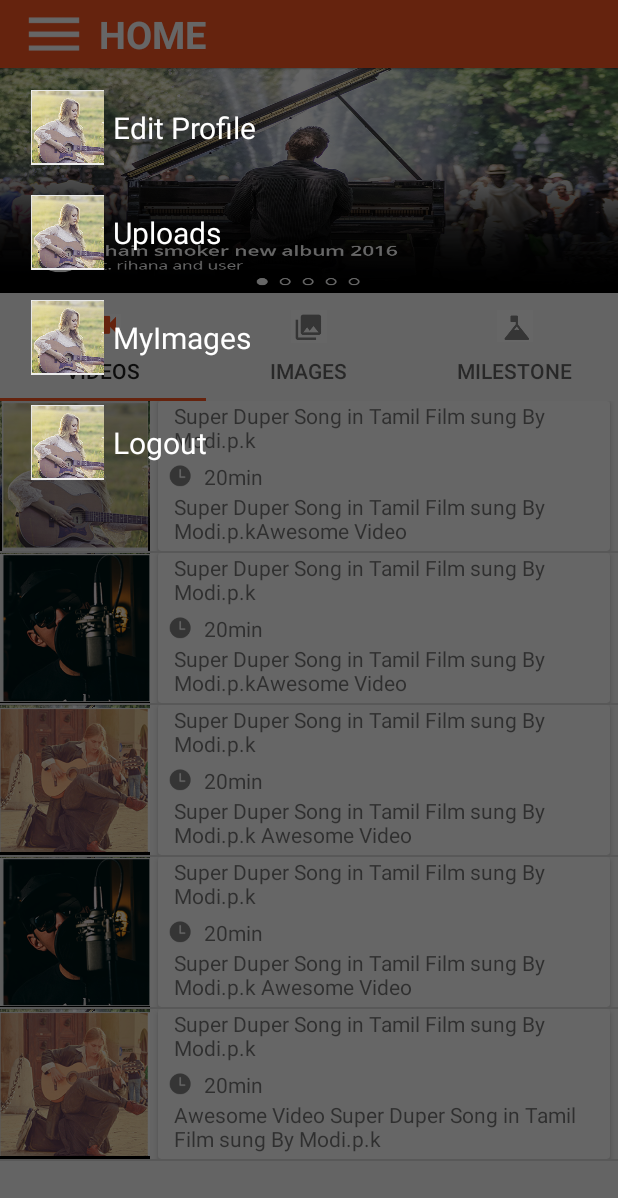
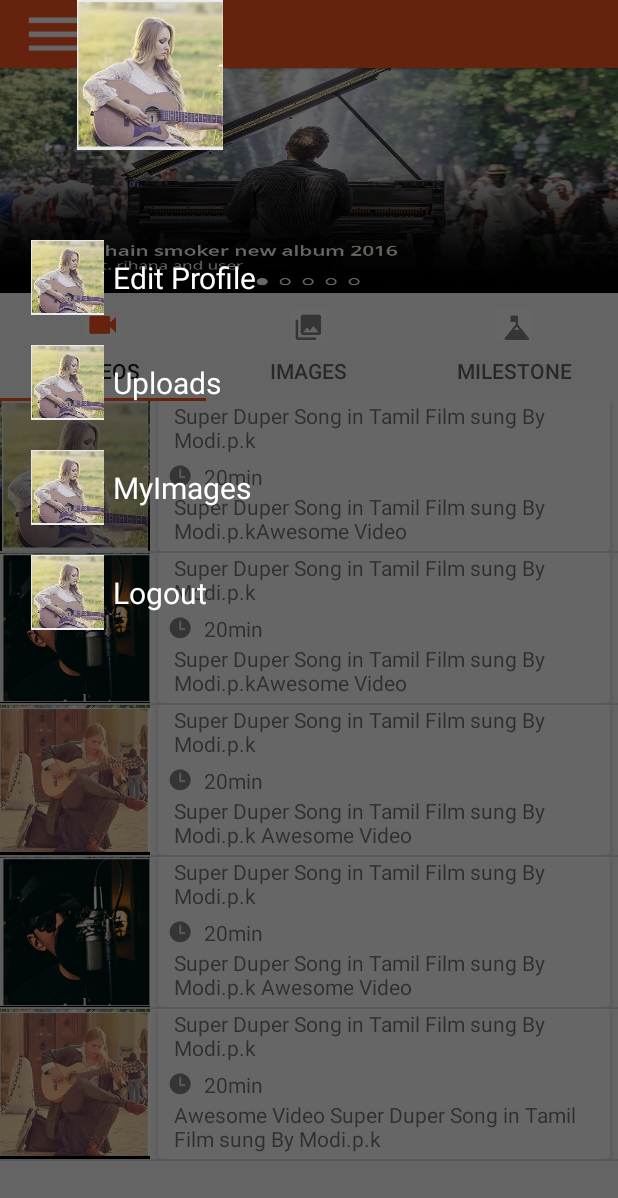
Before and after one commit to srinivasudadi9000/Taskone, an Android app: the screen it shows after launch (MainActivity), after a tap on an icon or button, on a phone screen of 412 x 824 dp. Shown: the top 1198 px of the screen. Run offline under Robolectric (Android 15) with nearby library versions, the light colour scheme and no system bars.

Commit message:
Fragment with Image and in the MainActivity Three TABS

```diff
--- a/app/src/main/java/own/taskone/MainActivity.java
+++ b/app/src/main/java/own/taskone/MainActivity.java
@@ -28,6 +28,7 @@ import android.view.MotionEvent;
 import android.view.View;
 import android.widget.Adapter;
 import android.widget.ImageView;
+import android.widget.LinearLayout;
 import android.widget.TextView;
 import android.widget.Toast;
 
@@ -38,7 +39,7 @@ public class MainActivity extends FragmentActivity implements View.OnClickListen
    RecyclerView myrecyler_view;
     DrawerLayout mydrawerlayout;
     ArrayList<Options> options;
-    ImageView mymenu,myswipeimage;
+    ImageView mymenu,myswipeimage,myimage;
 
     private TabLayout tabLayout;
     private ViewPager viewPager;
@@ -47,7 +48,7 @@ public class MainActivity extends FragmentActivity implements View.OnClickListen
             R.drawable.images,
             R.drawable.milestone
     };
-
+    LinearLayout mylinear;
     @Override
     protected void onCreate(Bundle savedInstanceState) {
         super.onCreate(savedInstanceState);
@@ -56,6 +57,8 @@ public class MainActivity extends FragmentActivity implements View.OnClickListen
         myswipeimage = (ImageView)findViewById(R.id.myswipeimage);
         mymenu  = (ImageView)findViewById(R.id.mymenu);
         mymenu.setOnClickListener(MainActivity.this);
+        myimage  = (ImageView)findViewById(R.id.myimage);
+        myimage.setOnClickListener(MainActivity.this);
 
         // Tablayout Setup here...
         viewPager = (ViewPager) findViewById(R.id.viewpager);
@@ -64,7 +67,8 @@ public class MainActivity extends FragmentActivity implements View.OnClickListen
         tabLayout = (TabLayout)findViewById(R.id.mytabs);
         tabLayout.setupWithViewPager(viewPager);
         setupTabIcons();
-
+        // Left Drawable LinearLayout
+        mylinear = (LinearLayout)findViewById(R.id.mylinear);
         // Recyclerview Setup here...
          myrecyler_view = (RecyclerView)findViewById(R.id.myrecyler_view);
 
@@ -89,7 +93,7 @@ public class MainActivity extends FragmentActivity implements View.OnClickListen
                      if (position>=0){
                          String xx = String.valueOf(position);
 
-                         mydrawerlayout.closeDrawer(myrecyler_view);
+                         mydrawerlayout.closeDrawer(mylinear);
                         // mydrawerlayout.setDrawerLockMode(DrawerLayout.LOCK_MODE_LOCKED_CLOSED);
                          //mydrawerlayout.openDrawer(Gravity.START);
                           Toast.makeText(getBaseContext(),"Coming Soon...  "+xx.toString(),Toast.LENGTH_LONG).show();
@@ -101,12 +105,10 @@ public class MainActivity extends FragmentActivity implements View.OnClickListen
 
             @Override
             public void onTouchEvent(RecyclerView rv, MotionEvent e) {
-
             }
 
             @Override
             public void onRequestDisallowInterceptTouchEvent(boolean disallowIntercept) {
-
             }
         });
       }
@@ -181,10 +183,12 @@ public class MainActivity extends FragmentActivity implements View.OnClickListen
     public void onClick(View v) {
         switch (v.getId()){
             case R.id.mymenu:
-                mydrawerlayout.openDrawer(myrecyler_view);
+                mydrawerlayout.openDrawer(mylinear);
                 //mydrawerlayout.setDrawerLockMode(DrawerLayout.LOCK_MODE_LOCKED_OPEN);
               //  mydrawerlayout.openDrawer(Gravity.LEFT);
                 break;
+            case R.id.myimage:
+                mydrawerlayout.closeDrawer(mylinear);
         }
     }
 
--- a/app/src/main/res/layout/activity_main.xml
+++ b/app/src/main/res/layout/activity_main.xml
@@ -33,6 +33,18 @@
 
       </android.support.v4.view.ViewPager>
    </LinearLayout>
+    <LinearLayout
+        android:id="@+id/mylinear"
+        android:layout_gravity="start"
+        android:orientation="vertical"
+        android:layout_width="200dp"
+        android:layout_height="match_parent">
+        <ImageView
+            android:id="@+id/myimage"
+            android:layout_gravity="start"
+            android:src="@drawable/imageone"
+            android:layout_width="200dp"
+            android:layout_height="100dp" />
         <android.support.v7.widget.RecyclerView
             android:layout_marginTop="50dp"
             android:id="@+id/myrecyler_view"
@@ -41,4 +53,6 @@
             android:layout_height="match_parent">
 
         </android.support.v7.widget.RecyclerView>
+
+    </LinearLayout>
 </android.support.v4.widget.DrawerLayout>
```
Lines whose indentation alone changed are shown as unchanged.
